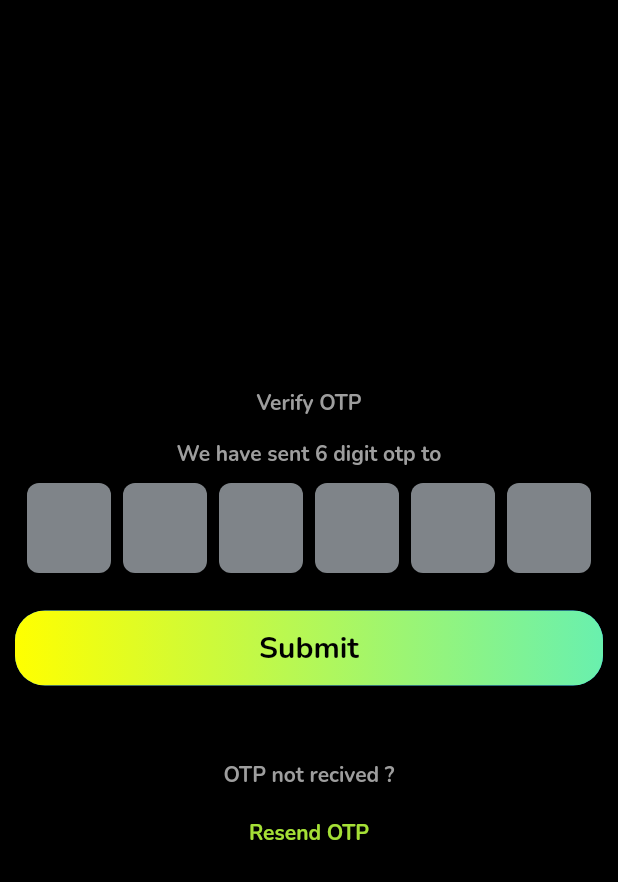
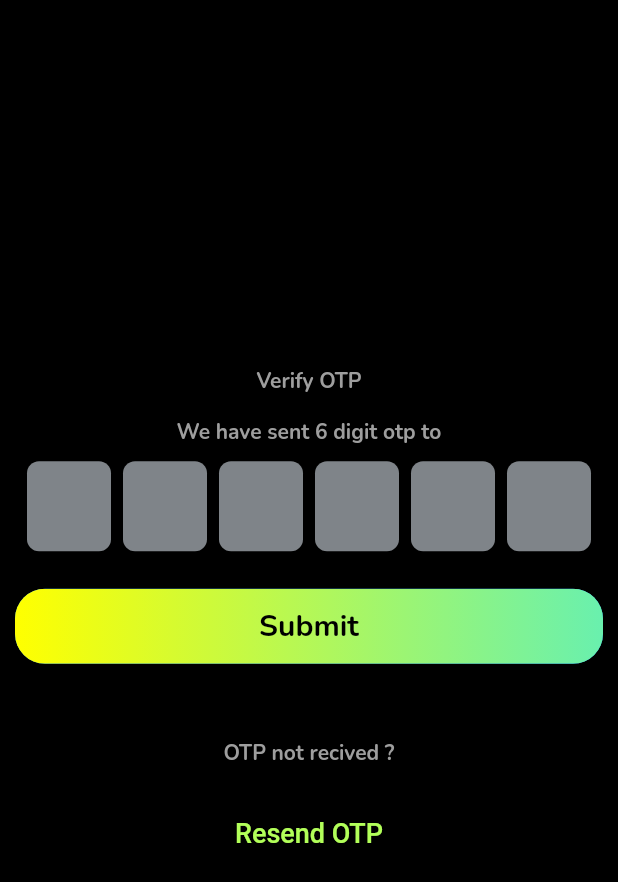
Before and after one commit to GouravXportsoft/Vitamein-app, a Flutter app: the otp screen opened by its route, on a phone screen of 412 x 824 dp. Shown: the top 882 px of the screen. Run offline on Flutter 3.47's test engine with Material 2 defaults, Android fonts, the phone set to English and light mode, and no system bars; drawn by our look-alikes of pinput; our stand-ins replace country_picker, numberpicker; missing offline and left inert: text_divider.

Commit message:
text button resend otp

```diff
--- a/lib/otp.dart
+++ b/lib/otp.dart
@@ -91,14 +91,16 @@ class _otpState extends State<otp> {
               const SizedBox(
                 height: 20,
               ),
-              const Text(
-                'Resend OTP',
-                style: TextStyle(
-                  fontFamily: 'Nunito',
-                  fontWeight: FontWeight.bold,
-                  color: Color.fromARGB(255, 165, 224, 54),
+              TextButton(
+                onPressed: () {},
+                style: TextButton.styleFrom(
+                  primary: Colors.lightGreenAccent, // Text Color
                 ),
-              ),
+                child: const Text(
+                  'Resend OTP',
+                  style: TextStyle(fontSize: 18),
+                ),
+              )
             ],
           ),
         ),
```
